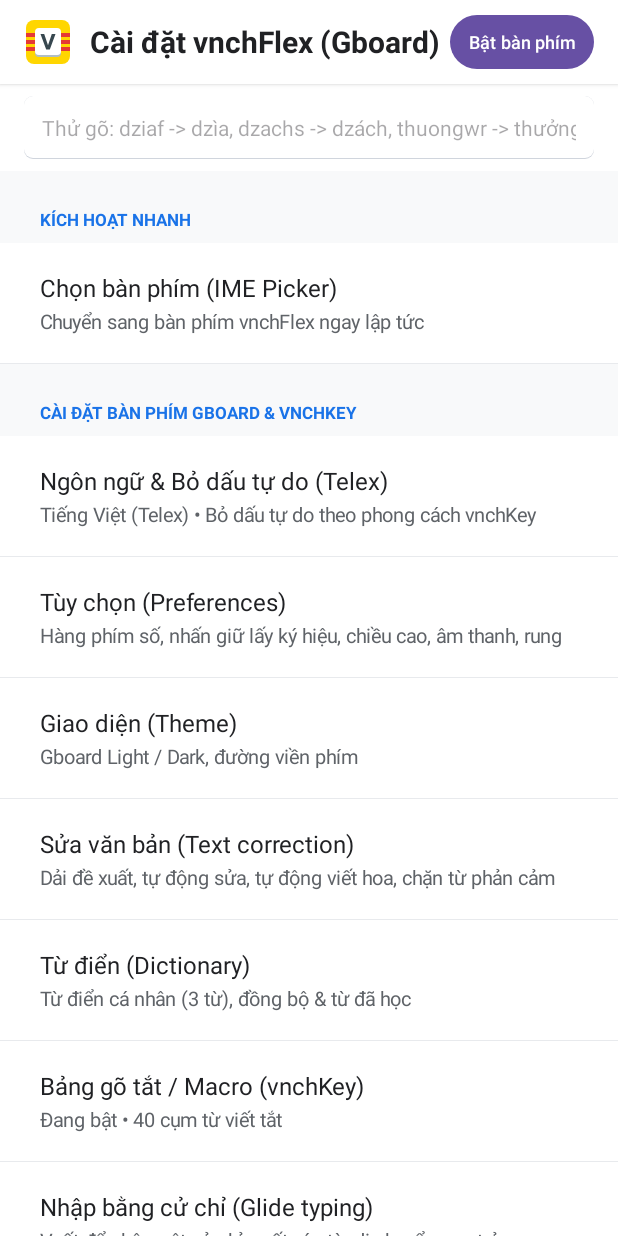
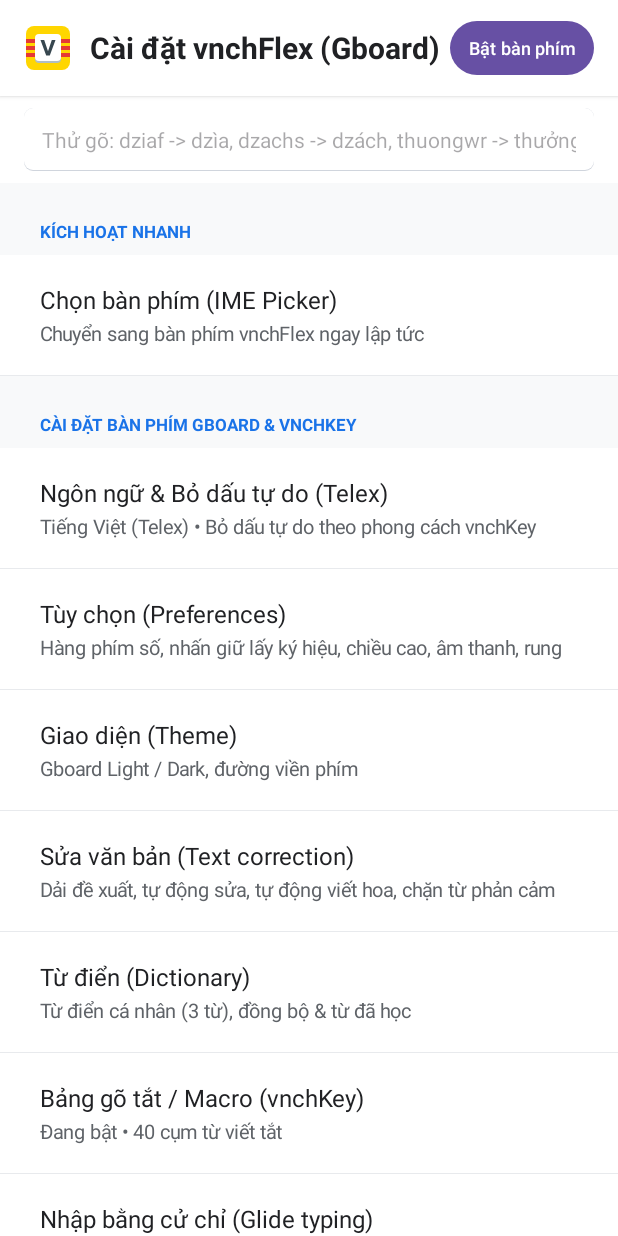
Before and after one commit to no-vici/vnchflex, an Android app: the screen it shows after launch (SettingsActivity), on a phone screen of 412 x 824 dp. Run offline under Robolectric (Android 15) with nearby library versions, the phone set to English and light mode, and no system bars.

Commit message:
fix(ui,ime,glide): prevent settings title clipping, fire Space on ACTION_UP, and boost exact-length Glide matches (chao -> chào)

```diff
--- a/app/src/main/java/com/vnchflex/vietkeyboard/ime/GlideDecoder.kt
+++ b/app/src/main/java/com/vnchflex/vietkeyboard/ime/GlideDecoder.kt
@@ -56,8 +56,9 @@ object GlideDecoder {
             if (exactFirst) score += 90 else score += 25
             if (exactLast) score += 90 else score += 25
             if (subseqMatched) score += 220
-            score -= dist * 28
-            score -= kotlin.math.abs(collapsedTarget.length - raw.length) * 10
+            if (dist == 0) score += 140
+            score -= dist * 45
+            score -= kotlin.math.abs(collapsedTarget.length - raw.length) * 18
             score += (contextWeights[word] ?: 0) * 65
             scored.add(word to score)
         }
--- a/app/src/main/res/layout/activity_settings.xml
+++ b/app/src/main/res/layout/activity_settings.xml
@@ -8,12 +8,14 @@
     <!-- Top App Bar -->
     <LinearLayout
         android:layout_width="match_parent"
-        android:layout_height="56dp"
+        android:layout_height="wrap_content"
+        android:minHeight="64dp"
         android:background="#FFFFFFFF"
         android:elevation="2dp"
         android:gravity="center_vertical"
         android:orientation="horizontal"
-        android:paddingHorizontal="16dp">
+        android:paddingHorizontal="16dp"
+        android:paddingVertical="10dp">
 
         <ImageView
             android:id="@+id/btn_nav_back"
```
Also changed, not shown: app/src/main/java/com/vnchflex/vietkeyboard/ime/VietKeyboardService.kt (+7 -1 lines), 1 other file.
